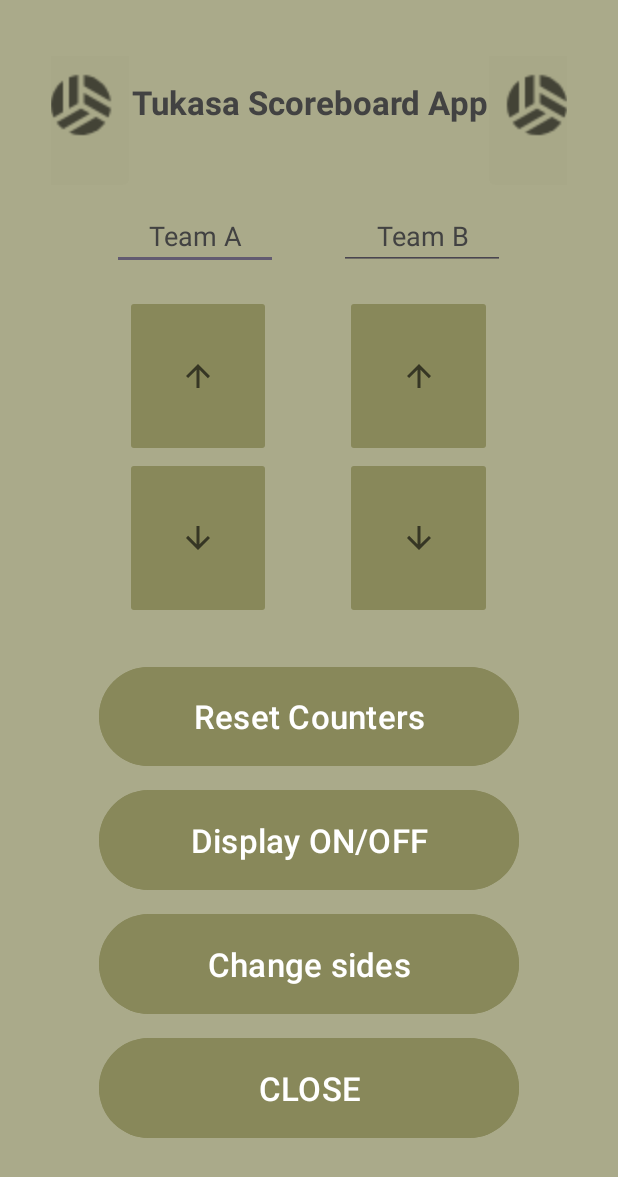
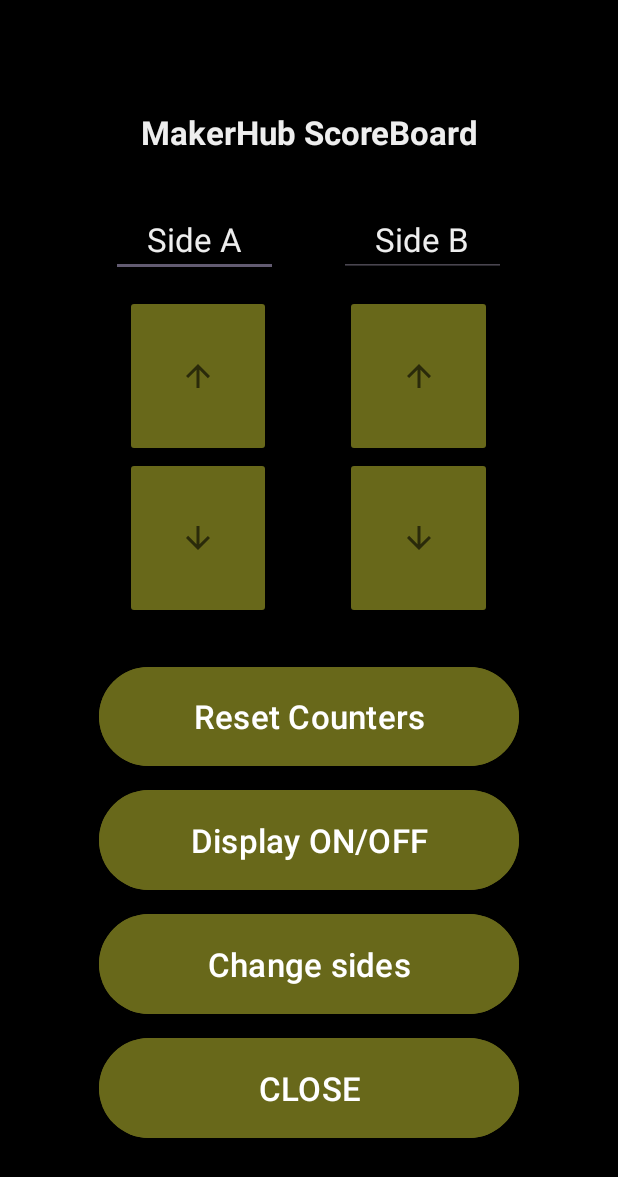
Before and after one commit to gbagur/scoreboard, an Android app: the screen it shows after launch (MainActivity), on a phone screen of 412 x 824 dp. Shown: the top 1177 px of the screen. Run offline under Robolectric (Android 15) with nearby library versions, the phone set to English and light mode, and no system bars.

Commit message:
android: remove bug with print line; change colors

```diff
--- a/Android/app/src/main/java/com/example/scoreboard2/MainActivity.kt
+++ b/Android/app/src/main/java/com/example/scoreboard2/MainActivity.kt
@@ -109,7 +109,7 @@
             Log.d("Gabi", "bluetoothDevice not found")
         } else {
             Log.d("Gabi", "bluetoothDevice Found!")
-            Log.d("Gabi", bluetoothDevice.name)
+            //Log.d("Gabi", bluetoothDevice.name)
         }
 
         bluetoothGatt = bluetoothDevice.connectGatt(this, false, gattCallback)
--- a/Android/app/src/main/res/layout/activity_main.xml
+++ b/Android/app/src/main/res/layout/activity_main.xml
@@ -5,8 +5,8 @@
     xmlns:tools="http://schemas.android.com/tools"
     android:layout_width="match_parent"
     android:layout_height="match_parent"
-    tools:context=".MainActivity"
-    android:background="#AAAA8A">
+    android:background="@color/black"
+    tools:context=".MainActivity">
 
 
     <LinearLayout
@@ -42,12 +42,12 @@
                 android:id="@+id/textView"
                 android:layout_width="match_parent"
                 android:layout_height="38dp"
-                android:layout_marginTop="16dp"
+                android:layout_marginTop="36dp"
                 android:layout_weight="1"
-                android:text="Tukasa Scoreboard App"
+                android:text="MakerHub ScoreBoard"
                 android:textAlignment="center"
                 android:textAppearance="@style/TextAppearance.AppCompat.Large"
-                android:textColor="@color/cardview_dark_background"
+                android:textColor="@color/titulos"
                 android:textStyle="bold" />
 
             <ImageButton
@@ -77,11 +77,11 @@
                 android:layout_width="wrap_content"
                 android:layout_height="wrap_content"
                 android:layout_weight="1"
-
+                android:textSize="22sp"
                 android:inputType="text"
-                android:text="Team A"
-                android:textColor="@color/cardview_dark_background"
-                android:textAlignment="center" />
+                android:text="Side A"
+                android:textAlignment="center"
+                android:textColor="@color/titulos" />
 
             <Space
                 android:layout_width="0dp"
@@ -93,11 +93,11 @@
                 android:layout_width="wrap_content"
                 android:layout_height="wrap_content"
                 android:layout_weight="1"
-
+                android:textSize="22sp"
                 android:inputType="text"
-                android:text="Team B"
-                android:textColor="@color/cardview_dark_background"
-                android:textAlignment="center" />
+                android:text="Side B"
+                android:textAlignment="center"
+                android:textColor="@color/titulos" />
 
             <Space
                 android:layout_width="0dp"
@@ -120,9 +120,9 @@
                 android:layout_width="wrap_content"
                 android:layout_height="match_parent"
                 android:layout_weight="1"
+                android:backgroundTint="@color/buttons"
                 android:contentDescription="Up"
                 android:src="@drawable/arrow_up"
-                android:backgroundTint="@color/buttons"
                 app:tint="#000000" />
 
             <Space
@@ -135,9 +135,9 @@
                 android:layout_width="wrap_content"
                 android:layout_height="match_parent"
                 android:layout_weight="1"
+                android:backgroundTint="@color/buttons"
                 android:contentDescription="Up"
                 android:src="@drawable/arrow_up"
-                android:backgroundTint="@color/buttons"
                 app:tint="#000000" />
 
             <Space
@@ -161,8 +161,8 @@
                 android:layout_width="wrap_content"
                 android:layout_height="match_parent"
                 android:layout_weight="1"
+                android:backgroundTint="@color/buttons"
                 android:contentDescription="Down"
-                android:backgroundTint="@color/buttons"
                 android:src="@drawable/arrow_down"
 
                 app:tint="#000000" />
@@ -177,9 +177,9 @@
                 android:layout_width="wrap_content"
                 android:layout_height="match_parent"
                 android:layout_weight="1"
+                android:backgroundTint="@color/buttons"
                 android:contentDescription="Down"
                 android:src="@drawable/arrow_down"
-                android:backgroundTint="@color/buttons"
                 app:tint="#000000" />
 
             <Space
@@ -200,8 +200,8 @@
                 android:layout_marginStart="32dp"
                 android:layout_marginTop="28dp"
                 android:layout_marginEnd="32dp"
+                android:layout_weight="1"
                 android:backgroundTint="@color/buttons"
-                android:layout_weight="1"
                 android:text="Reset Counters"
                 android:textSize="22sp" />
 
@@ -212,8 +212,8 @@
                 android:layout_marginStart="32dp"
                 android:layout_marginTop="8dp"
                 android:layout_marginEnd="32dp"
+                android:layout_weight="1"
                 android:backgroundTint="@color/buttons"
-                android:layout_weight="1"
                 android:text="Display ON/OFF"
                 android:textSize="22sp" />
 
@@ -224,10 +224,11 @@
                 android:layout_marginStart="32dp"
                 android:layout_marginTop="8dp"
                 android:layout_marginEnd="32dp"
+                android:layout_weight="1"
                 android:backgroundTint="@color/buttons"
-                android:layout_weight="1"
                 android:text="Change sides"
                 android:textSize="22sp" />
+
             <Button
                 android:id="@+id/close_app"
                 android:layout_width="match_parent"
@@ -235,8 +236,8 @@
                 android:layout_marginStart="32dp"
                 android:layout_marginTop="8dp"
                 android:layout_marginEnd="32dp"
+                android:layout_weight="1"
                 android:backgroundTint="@color/buttons"
-                android:layout_weight="1"
                 android:text="CLOSE"
                 android:textSize="22sp" />
         </LinearLayout>
--- a/Android/app/src/main/res/values/colors.xml
+++ b/Android/app/src/main/res/values/colors.xml
@@ -2,5 +2,6 @@
 <resources>
     <color name="black">#FF000000</color>
     <color name="white">#FFFFFFFF</color>
-    <color name="buttons">#88885A</color>
+    <color name="buttons">#68681A</color>
+    <color name="titulos">#EEEEEE</color>
 </resources>
```
